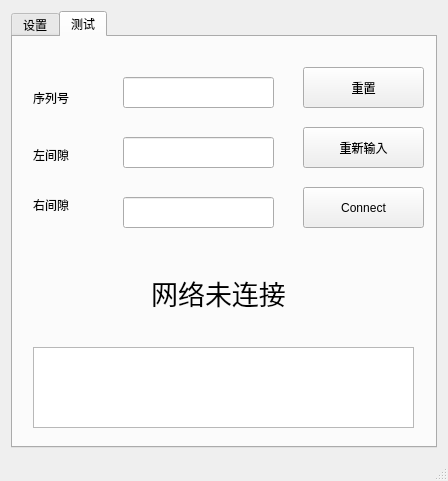
This is mainwindow.ui in RuanJG/TCP_SYNC_FILE as Qt 5 draws it before an edit. The edited form follows.
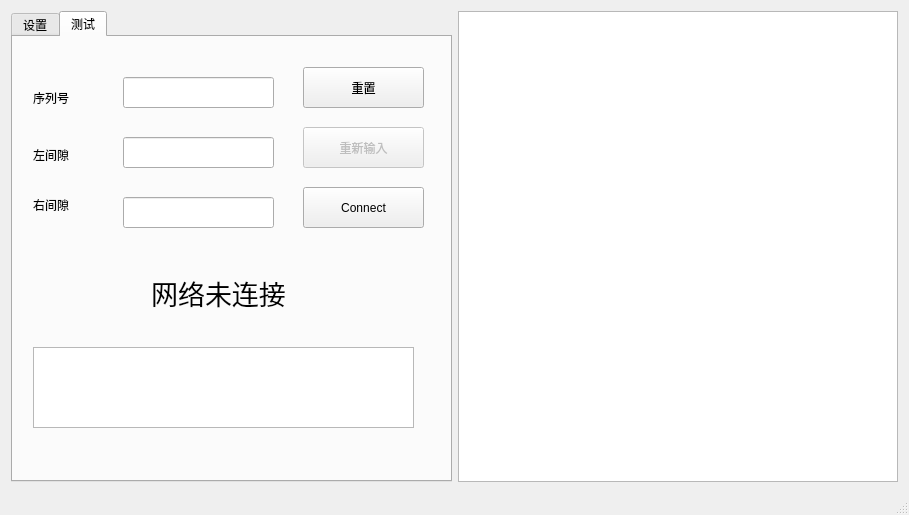
This is the edited form. The open tabs and pages were chosen to show the change.

Commit message: Ruan: base ok

```diff
--- a/mainwindow.ui
+++ b/mainwindow.ui
@@ -6,8 +6,8 @@
    <rect>
     <x>0</x>
     <y>0</y>
-    <width>448</width>
-    <height>481</height>
+    <width>909</width>
+    <height>515</height>
    </rect>
   </property>
   <property name="windowTitle">
@@ -16,6 +16,8 @@
   <widget class="QWidget" name="centralWidget">
    <layout class="QGridLayout" name="gridLayout">
     <item row="0" column="0">
+     <layout class="QHBoxLayout" name="horizontalLayout">
+      <item>
      <widget class="QTabWidget" name="tabWidget">
       <property name="inputMethodHints">
        <set>Qt::ImhDigitsOnly</set>
@@ -317,6 +319,9 @@
         </property>
        </widget>
        <widget class="QPushButton" name="reWritepushButton">
+          <property name="enabled">
+           <bool>false</bool>
+          </property>
         <property name="geometry">
          <rect>
           <x>290</x>
@@ -330,6 +335,18 @@
         </property>
        </widget>
       </widget>
+       </widget>
+      </item>
+     </layout>
+    </item>
+    <item row="0" column="1">
+     <widget class="QTextBrowser" name="datatextBrowser">
+      <property name="maximumSize">
+       <size>
+        <width>600</width>
+        <height>16777215</height>
+       </size>
+      </property>
      </widget>
     </item>
    </layout>
```
Left out of the diff: 2 changed lines with no effect on the pictures. Lines whose indentation alone changed are shown as unchanged. The commit also changes 2 other files.
